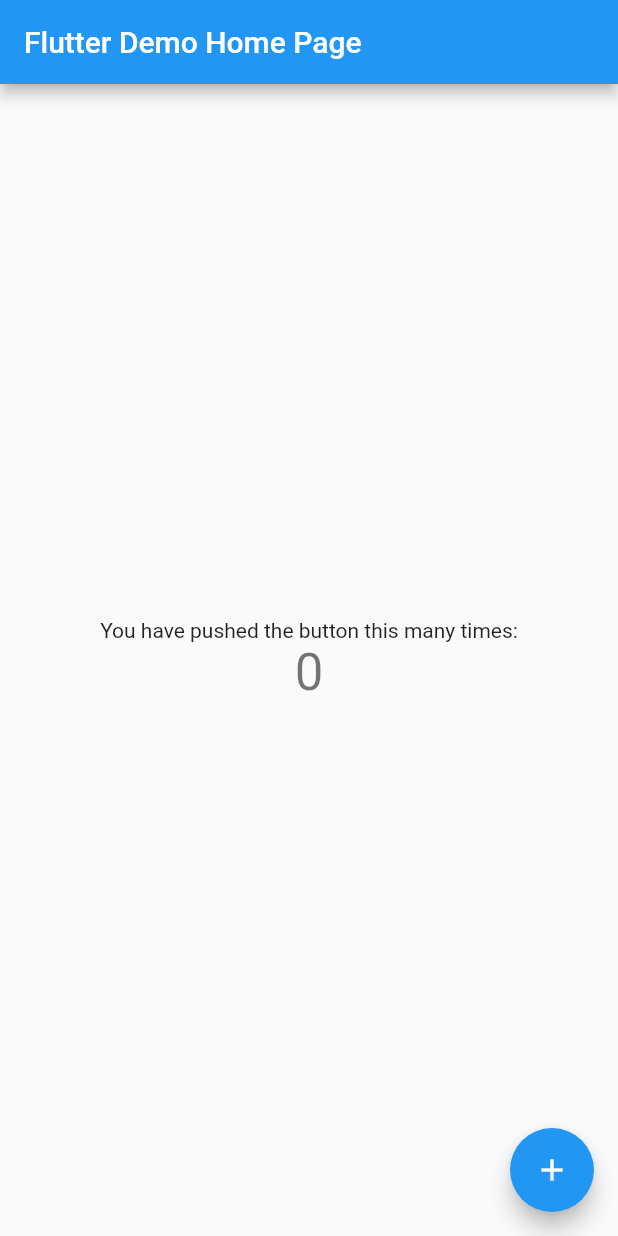
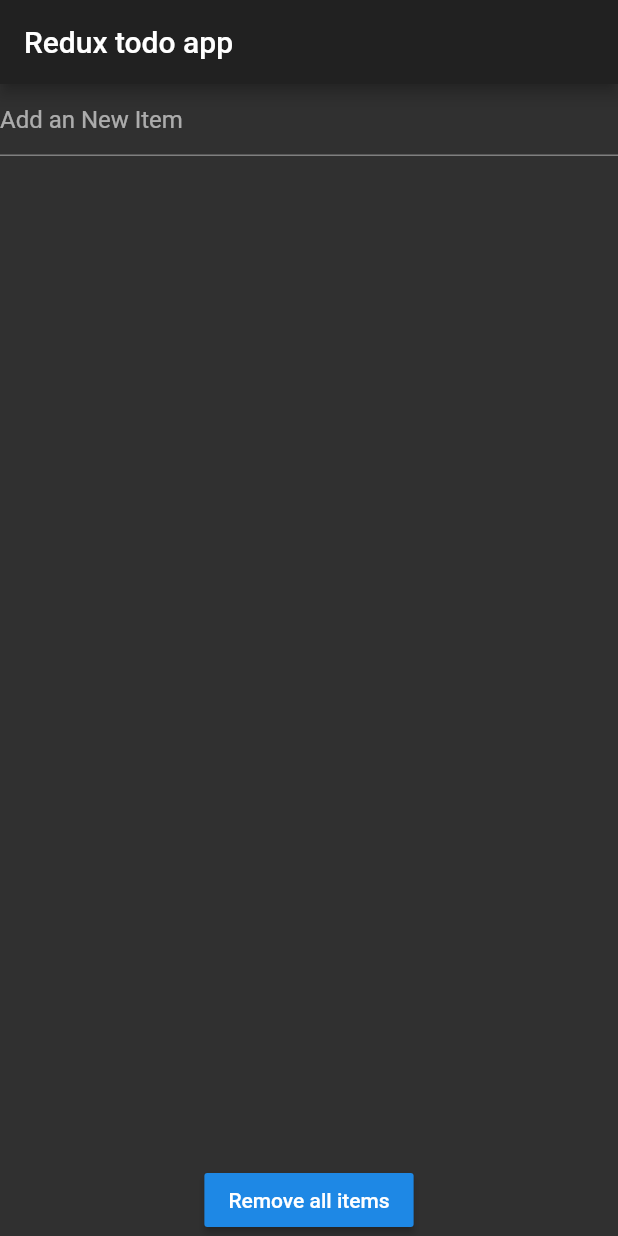
Before and after one commit to nao4869/redux-todo-app, a Flutter app: the screen it shows after launch, on a phone screen of 412 x 824 dp. Run offline on Flutter 3.47's test engine with Material 2 defaults, Android fonts, the phone set to English and light mode, and no system bars; our stand-ins replace flutter_redux, redux.

Commit message:
reducer, view model, state for add item, remove item, remove items added

```diff
--- a/lib/main.dart
+++ b/lib/main.dart
@@ -1,111 +1,166 @@
 import 'package:flutter/material.dart';
+
+import 'package:flutter_redux/flutter_redux.dart';
+import 'package:redux/redux.dart';
+
+import 'package:redux_todo_app/models/model.dart';
+import 'package:redux_todo_app/redux/actions.dart';
+import 'package:redux_todo_app/redux/reducers.dart';
 
 void main() => runApp(MyApp());
 
 class MyApp extends StatelessWidget {
-  // This widget is the root of your application.
   @override
   Widget build(BuildContext context) {
-    return MaterialApp(
-      title: 'Flutter Demo',
-      theme: ThemeData(
-        // This is the theme of your application.
-        //
-        // Try running your application with "flutter run". You'll see the
-        // application has a blue toolbar. Then, without quitting the app, try
-        // changing the primarySwatch below to Colors.green and then invoke
-        // "hot reload" (press "r" in the console where you ran "flutter run",
-        // or simply save your changes to "hot reload" in a Flutter IDE).
-        // Notice that the counter didn't reset back to zero; the application
-        // is not restarted.
-        primarySwatch: Colors.blue,
+    final Store<AppState> store = Store<AppState>(
+      appStateReducer,
+      initialState: AppState.initialState(),
+    );
+
+    return StoreProvider<AppState>(
+      store: store,
+      child: MaterialApp(
+        title: 'Flutter Demo',
+        theme: ThemeData.dark(),
+        home: MyHomePage(),
       ),
-      home: MyHomePage(title: 'Flutter Demo Home Page'),
     );
   }
 }
 
-class MyHomePage extends StatefulWidget {
-  MyHomePage({Key key, this.title}) : super(key: key);
+class MyHomePage extends StatelessWidget {
+  @override
+  Widget build(BuildContext context) {
+    return Scaffold(
+      appBar: AppBar(
+        title: Text('Redux todo app'),
+      ),
+      body: StoreConnector<AppState, _ViewModel>(
+        converter: (Store<AppState> store) => _ViewModel.create(
+            store), // takes store and convert into view model for descending widget
+        builder: (BuildContext context, _ViewModel viewModel) => Column(
+          // takes in whatever we return in coverter
+          children: <Widget>[
+            AddItemWidget(viewModel), // call add item actions, text box
+            Expanded(
+              child: ItemListWidget(viewModel),
+            ), // display items list
+            RemoveItemsButton(viewModel), // call remove item actions
+          ],
+        ),
+      ),
+    );
+  }
+}
 
-  // This widget is the home page of your application. It is stateful, meaning
-  // that it has a State object (defined below) that contains fields that affect
-  // how it looks.
+// *************** Add Item Widget, state ******************** //
+// all the widget recieves view model
+class AddItemWidget extends StatefulWidget {
+  final _ViewModel model;
 
-  // This class is the configuration for the state. It holds the values (in this
-  // case the title) provided by the parent (in this case the App widget) and
-  // used by the build method of the State. Fields in a Widget subclass are
-  // always marked "final".
-
-  final String title;
+  AddItemWidget(this.model);
 
   @override
-  _MyHomePageState createState() => _MyHomePageState();
+  _AddItemState createState() => _AddItemState();
 }
 
-class _MyHomePageState extends State<MyHomePage> {
-  int _counter = 0;
-
-  void _incrementCounter() {
-    setState(() {
-      // This call to setState tells the Flutter framework that something has
-      // changed in this State, which causes it to rerun the build method below
-      // so that the display can reflect the updated values. If we changed
-      // _counter without calling setState(), then the build method would not be
-      // called again, and so nothing would appear to happen.
-      _counter++;
-    });
-  }
+// text form field for adding item
+class _AddItemState extends State<AddItemWidget> {
+  final TextEditingController controller = TextEditingController();
 
   @override
   Widget build(BuildContext context) {
-    // This method is rerun every time setState is called, for instance as done
-    // by the _incrementCounter method above.
-    //
-    // The Flutter framework has been optimized to make rerunning build methods
-    // fast, so that you can just rebuild anything that needs updating rather
-    // than having to individually change instances of widgets.
-    return Scaffold(
-      appBar: AppBar(
-        // Here we take the value from the MyHomePage object that was created by
-        // the App.build method, and use it to set our appbar title.
-        title: Text(widget.title),
+    return TextField(
+      controller: controller,
+      decoration: InputDecoration(
+        hintText: 'Add an New Item',
       ),
-      body: Center(
-        // Center is a layout widget. It takes a single child and positions it
-        // in the middle of the parent.
-        child: Column(
-          // Column is also a layout widget. It takes a list of children and
-          // arranges them vertically. By default, it sizes itself to fit its
-          // children horizontally, and tries to be as tall as its parent.
-          //
-          // Invoke "debug painting" (press "p" in the console, choose the
-          // "Toggle Debug Paint" action from the Flutter Inspector in Android
-          // Studio, or the "Toggle Debug Paint" command in Visual Studio Code)
-          // to see the wireframe for each widget.
-          //
-          // Column has various properties to control how it sizes itself and
-          // how it positions its children. Here we use mainAxisAlignment to
-          // center the children vertically; the main axis here is the vertical
-          // axis because Columns are vertical (the cross axis would be
-          // horizontal).
-          mainAxisAlignment: MainAxisAlignment.center,
-          children: <Widget>[
-            Text(
-              'You have pushed the button this many times:',
-            ),
-            Text(
-              '$_counter',
-              style: Theme.of(context).textTheme.display1,
-            ),
-          ],
-        ),
-      ),
-      floatingActionButton: FloatingActionButton(
-        onPressed: _incrementCounter,
-        tooltip: 'Increment',
-        child: Icon(Icons.add),
-      ), // This trailing comma makes auto-formatting nicer for build methods.
+      onSubmitted: (String s) {
+        widget.model.onAddItem(s);
+        controller.text = '';
+      },
     );
   }
 }
+// ***************************************** //
+
+// *************** Item List Widget, state ******************** //
+class ItemListWidget extends StatelessWidget {
+  final _ViewModel model;
+
+  ItemListWidget(this.model);
+
+  // display all of items in the app state
+  @override
+  Widget build(BuildContext context) {
+    return ListView(
+      children: model.items
+          .map(
+            (Item item) => ListTile(
+              title: Text(item.body),
+              leading: IconButton(
+                icon: Icon(Icons.delete),
+                onPressed: () => model.onRemoveItem(item),
+              ),
+            ),
+          )
+          .toList(),
+    );
+  }
+}
+// ***************************************** //
+
+// *************** Item List Widget, state ******************** //
+class RemoveItemsButton extends StatelessWidget {
+  final _ViewModel model;
+
+  RemoveItemsButton(this.model);
+
+  // widget to display remove button
+  @override
+  Widget build(BuildContext context) {
+    return RaisedButton(
+      child: Text('Remove all items'),
+      onPressed: () => model.onRemoveItems(),
+    );
+  }
+}
+
+// ************************************************************ //
+
+class _ViewModel {
+  final List<Item> items;
+
+  // represent user actions, bound to each actions
+  final Function(String) onAddItem;
+  final Function(Item) onRemoveItem;
+  final Function() onRemoveItems;
+
+  _ViewModel({
+    this.items,
+    this.onAddItem,
+    this.onRemoveItem,
+    this.onRemoveItems,
+  });
+
+  factory _ViewModel.create(Store<AppState> store) {
+    _onAddItem(String body) {
+      store.dispatch(AddItemAction(body));
+    }
+
+    _onRemoveItem(Item item) {
+      store.dispatch(RemoveItemAction(item));
+    }
+
+    _onRemoveItems() {
+      store.dispatch(RemoveItemsAction());
+    }
+
+    return _ViewModel(
+      items: store.state.items,
+      onAddItem: _onAddItem,
+      onRemoveItem: _onRemoveItem,
+      onRemoveItems: _onRemoveItems,
+    );
+  }
+}
--- /dev/null
+++ b/lib/models/model.dart
@@ -0,0 +1,33 @@
+import 'package:flutter/foundation.dart';
+
+class Item {
+  final int id;
+  final String body;
+
+  Item({
+    @required this.id,
+    @required this.body,
+  });
+
+  // replace with new object
+  // reducer uses copyWith and create new state
+  Item copyWith({int id, String body}) {
+    // ?? means to use current value if nothing passed
+    return Item(
+      id: id ?? this.id,
+      body: body ?? this.body,
+    );
+  }
+
+}
+
+class AppState {
+  final List<Item> items;
+
+  AppState({
+    @required this.items,
+  });
+
+  // named constructor, immutable
+  AppState.initialState() : items = List.unmodifiable(<Item>[]);
+}
--- /dev/null
+++ b/lib/redux/actions.dart
@@ -0,0 +1,28 @@
+import 'package:redux_todo_app/models/model.dart';
+
+class AddItemAction {
+  static int _id = 0;
+  final String item;
+
+  AddItemAction(this.item) {
+    _id++;
+  }
+
+  int get id {
+    return _id;
+  }
+}
+
+// remove sibgle item from app state
+class RemoveItemAction {
+  final Item item;
+
+  RemoveItemAction(
+    this.item,
+  );
+}
+
+// remove all items from app state
+class RemoveItemsAction {
+
+}
--- /dev/null
+++ b/lib/redux/reducers.dart
@@ -0,0 +1,27 @@
+import 'package:redux_todo_app/models/model.dart';
+import 'package:redux_todo_app/redux/actions.dart';
+
+AppState appStateReducer(AppState state, action) {
+  return AppState(items: itemReducer(state.items, action));
+}
+
+// reducer returns new state after recieving current state and dispached action
+List<Item> itemReducer(List<Item> state, action) {
+  if (action is AddItemAction) {
+    return []
+      ..addAll(state)
+      ..add(
+        Item(id: action.id, body: action.item),
+      );
+  }
+
+  if (action is RemoveItemAction) {
+    return List.unmodifiable(List.from(state)..remove(action.item));
+  }
+
+  if (action is RemoveItemsAction) {
+    return List.unmodifiable([]);
+  }
+
+  return state;
+}
--- a/pubspec.yaml
+++ b/pubspec.yaml
@@ -19,6 +19,7 @@ environment:
 dependencies:
   flutter:
     sdk: flutter
+  flutter_redux: ^0.5.2
 
   # The following adds the Cupertino Icons font to your application.
   # Use with the CupertinoIcons class for iOS style icons.
```
Also changed, not shown: pubspec.lock.
